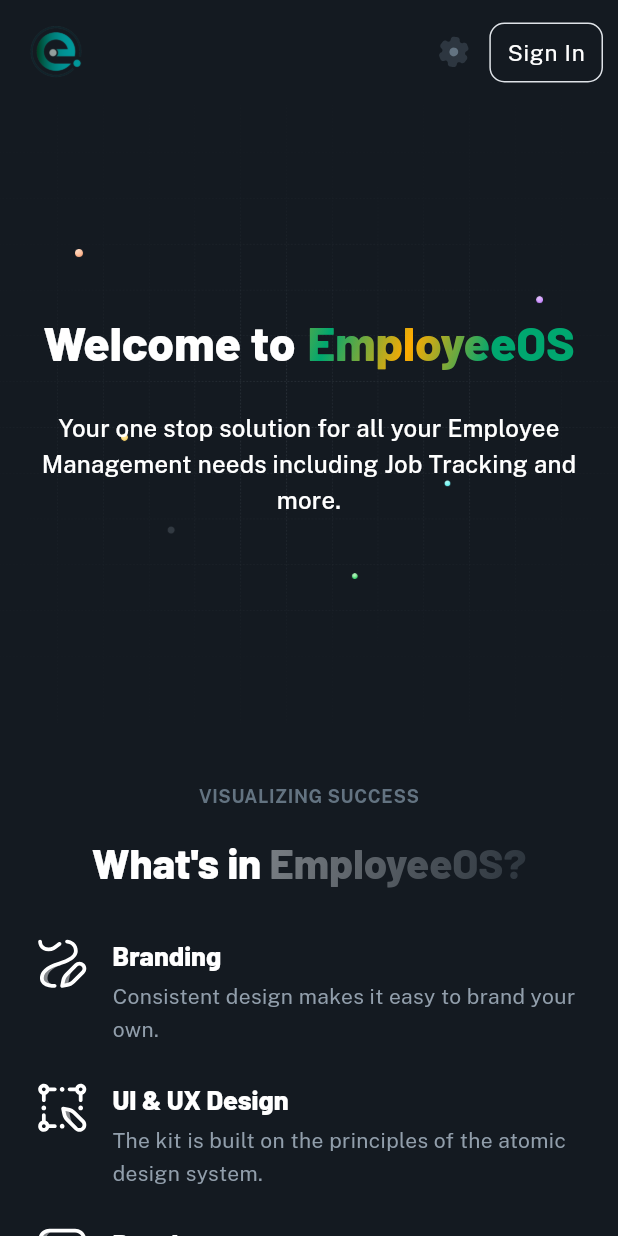
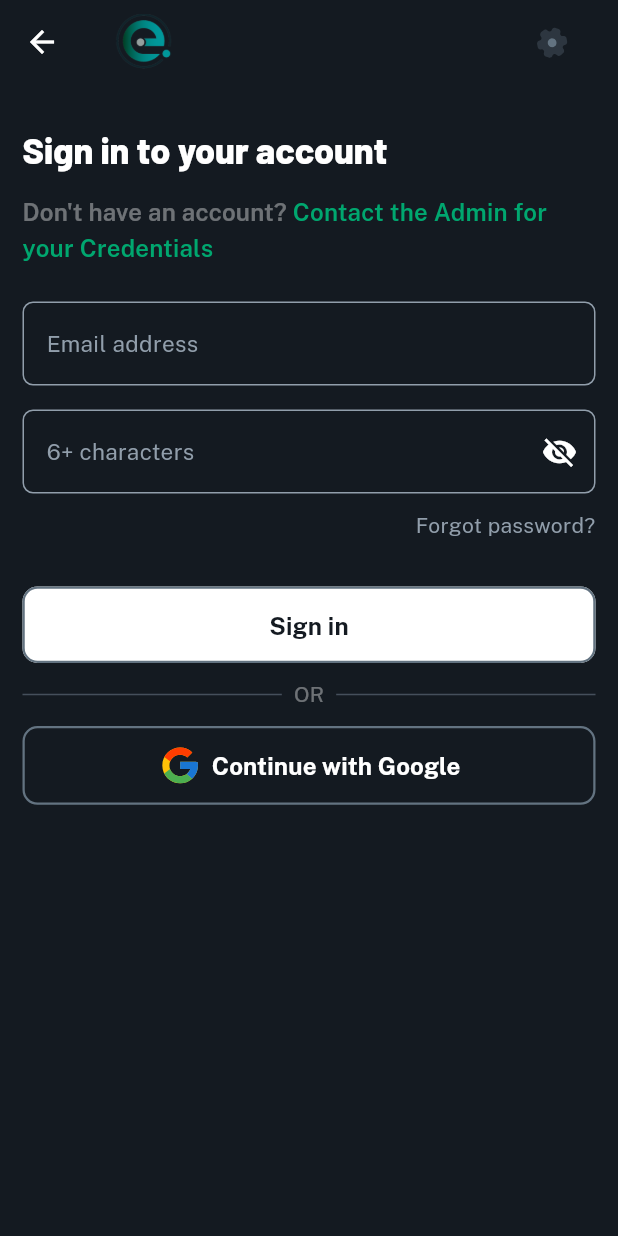
Before and after one commit to Yash-Nautiyal/employeeOS_mobile, a Flutter app: the screen it shows after launch, after a tap on "Sign In", on a phone screen of 412 x 824 dp. Run offline on Flutter 3.47's test engine with Material 3 defaults, Android fonts, the phone set to English and light mode, and no system bars; our stand-ins replace flutter_svg.

Commit message:
Added signin page

```diff
--- /dev/null
+++ b/lib/core/common/nav/home_nav.dart
@@ -0,0 +1,88 @@
+import 'dart:ui';
+
+import 'package:employeeos/view/auth/presentation/pages/auth_view.dart';
+import 'package:flutter/material.dart';
+import 'package:flutter_svg/svg.dart';
+
+class HomeNav extends StatefulWidget implements PreferredSizeWidget {
+  final ThemeData theme;
+  final bool signinPage;
+  const HomeNav({super.key, required this.theme, required this.signinPage});
+
+  @override
+  State<HomeNav> createState() => _HomeNavState();
+
+  @override
+  Size get preferredSize => const Size.fromHeight(kToolbarHeight);
+}
+
+class _HomeNavState extends State<HomeNav> with TickerProviderStateMixin {
+  late final AnimationController _controller = AnimationController(
+    duration: const Duration(seconds: 5),
+    vsync: this,
+  )..repeat();
+
+  final Tween<double> turnsTween = Tween<double>(
+    begin: 0,
+    end: 1,
+  );
+
+  @override
+  void initState() {
+    super.initState();
+  }
+
+  @override
+  void dispose() {
+    _controller.dispose();
+    super.dispose();
+  }
+
+
+  @override
+  Widget build(BuildContext context) {
+    return AppBar(
+      title: Padding(
+        padding: const EdgeInsets.only(left: 5),
+        child: Image.asset(
+          'assets/logo/employeeos-logo.png',
+          width: 70,
+        ),
+      ),
+      titleSpacing: 0,
+      elevation: 0,
+      toolbarHeight: 70,
+      flexibleSpace: ClipRect(
+        child: BackdropFilter(
+          filter: ImageFilter.blur(sigmaX: 4.0, sigmaY: 4.0),
+          child: Container(
+            color: widget.theme.scaffoldBackgroundColor.withOpacity(0.5),
+          ),
+        ),
+      ),
+      actionsPadding: const EdgeInsets.only(right: 20),
+      actions: [
+        IconButton(
+          icon: RotationTransition(
+            turns: turnsTween.animate(_controller),
+            child: SvgPicture.asset('assets/icons/ic-settings.svg',
+                width: 24, height: 24),
+          ),
+          onPressed: () {},
+        ),
+        if (!widget.signinPage)
+          TextButton(
+            onPressed: () {
+              Navigator.push(
+                context,
+                MaterialPageRoute(builder: (context) => AuthView()),
+              );
+            },
+            child: Text('Sign In',
+                style:
+                    widget.theme.textTheme.bodyLarge?.copyWith(fontSize: 15)),
+          )
+      ],
+    );
+  }
+}
--- /dev/null
+++ b/lib/core/common/textbutton/textbutton.dart
@@ -0,0 +1,28 @@
+import 'package:flutter/material.dart';
+
+class CustomTextButton extends StatelessWidget {
+  final Widget child;
+  final Function onClick;
+  final Color? backgroundColor;
+  const CustomTextButton({
+    super.key,
+    required this.child,
+    required this.onClick,
+    this.backgroundColor,
+  });
+
+  @override
+  Widget build(BuildContext context) {
+    return TextButton(
+        onPressed: () {},
+        style: backgroundColor != null
+            ? ButtonStyle(
+                backgroundColor: WidgetStatePropertyAll(backgroundColor),
+              )
+            : null,
+        child: Padding(
+          padding: const EdgeInsets.all(4.0),
+          child: child,
+        ));
+  }
+}
--- /dev/null
+++ b/lib/core/common/textfield/textfield.dart
@@ -0,0 +1,54 @@
+import 'package:flutter/material.dart';
+
+class CustomTextfield extends StatelessWidget {
+  final TextEditingController passwordController;
+  final String hintText;
+  final String labelText;
+  final ThemeData theme;
+  final Function onchange;
+  final TextInputType keyboardType;
+  final bool? isPasswordVisible;
+  final Function? onClickPasswordVisisble;
+
+  const CustomTextfield(
+      {super.key,
+      required this.passwordController,
+      this.isPasswordVisible,
+      required this.theme,
+      this.onClickPasswordVisisble,
+      required this.hintText,
+      required this.labelText,
+      required this.keyboardType,
+      required this.onchange});
+
+  @override
+  Widget build(BuildContext context) {
+    return TextField(
+      keyboardType: keyboardType,
+      controller: passwordController,
+      obscureText: !(isPasswordVisible ?? false),
+      onTapOutside: (event) => FocusManager.instance.primaryFocus?.unfocus(),
+      onChanged: (value) => onchange(value),
+      decoration: InputDecoration(
+        labelText: hintText,
+        hintText: labelText,
+        hintStyle: theme.textTheme.bodyMedium?.copyWith(fontSize: 15),
+        labelStyle: theme.textTheme.bodyMedium?.copyWith(fontSize: 15),
+        suffixIcon: isPasswordVisible != null
+            ? IconButton(
+                icon: Icon(
+                  (isPasswordVisible ?? false)
+                      ? Icons.visibility
+                      : Icons.visibility_off,
+                ),
+                onPressed: () {
+                  if (onClickPasswordVisisble != null) {
+                    onClickPasswordVisisble!(); // Invoke the function
+                  }
+                },
+              )
+            : null,
+      ),
+    );
+  }
+}
--- a/lib/core/theme/app_theme.dart
+++ b/lib/core/theme/app_theme.dart
@@ -1,9 +1,11 @@
 import 'package:employeeos/core/theme/app_pallete.dart';
 import 'package:employeeos/core/theme/app_typography.dart';
 import 'package:flutter/material.dart';
+import 'package:flutter/services.dart';
 
 class AppTheme {
   static ThemeData lightTheme = ThemeData(
+    useMaterial3: true,
     brightness: Brightness.light,
     primaryColor: AppPallete.primaryMain,
     scaffoldBackgroundColor: AppPallete.white,
@@ -27,8 +29,11 @@ class AppTheme {
     ),
     cardColor: AppPallete.white,
     appBarTheme: const AppBarTheme(
-      backgroundColor: AppPallete.white,
+      backgroundColor: Colors.transparent,
       iconTheme: IconThemeData(color: AppPallete.grey800),
+      systemOverlayStyle: SystemUiOverlayStyle(
+          statusBarColor: Colors.transparent,
+          statusBarIconBrightness: Brightness.dark),
     ),
     colorScheme: const ColorScheme.light(
       primary: AppPallete.primaryMain,
@@ -40,8 +45,18 @@ class AppTheme {
       error: AppPallete.errorMain,
       errorContainer: AppPallete.errorLighter,
       surface: AppPallete.white,
+      tertiary: AppPallete.grey900,
     ),
     shadowColor: AppPallete.black.withOpacity(0.2),
+    inputDecorationTheme: InputDecorationTheme(
+      enabledBorder: OutlineInputBorder(
+        borderSide: const BorderSide(color: AppPallete.grey500),
+        borderRadius: BorderRadius.circular(7),
+      ),
+      border: OutlineInputBorder(
+        borderRadius: BorderRadius.circular(7),
+      ),
+    ),
     textButtonTheme: TextButtonThemeData(
       style: ButtonStyle(
         shape: WidgetStateProperty.all(
@@ -49,7 +64,7 @@ class AppTheme {
             borderRadius: BorderRadius.all(
               Radius.circular(10),
             ),
-            side: BorderSide(color: AppPallete.grey300, width: 1),
+            side: BorderSide(color: AppPallete.grey600, width: 1.5),
           ),
         ),
       ),
@@ -80,8 +95,11 @@ class AppTheme {
     ),
     cardColor: AppPallete.grey800,
     appBarTheme: const AppBarTheme(
-      backgroundColor: AppPallete.grey900,
+      backgroundColor: Colors.transparent,
       iconTheme: IconThemeData(color: AppPallete.white),
+      systemOverlayStyle: SystemUiOverlayStyle(
+          statusBarColor: Colors.transparent,
+          statusBarIconBrightness: Brightness.light),
     ),
     colorScheme: const ColorScheme.dark(
       primary: AppPallete.primaryDark,
@@ -93,8 +111,18 @@ class AppTheme {
       error: AppPallete.errorDark,
       errorContainer: AppPallete.errorLighter,
       surface: AppPallete.grey800,
+      tertiary: AppPallete.white,
     ),
     shadowColor: AppPallete.black.withOpacity(0.1),
+    inputDecorationTheme: InputDecorationTheme(
+      enabledBorder: OutlineInputBorder(
+        borderSide: const BorderSide(color: AppPallete.grey500),
+        borderRadius: BorderRadius.circular(7),
+      ),
+      border: OutlineInputBorder(
+        borderRadius: BorderRadius.circular(7),
+      ),
+    ),
     textButtonTheme: TextButtonThemeData(
       style: ButtonStyle(
         shape: WidgetStateProperty.all(
@@ -102,7 +130,7 @@ class AppTheme {
             borderRadius: BorderRadius.all(
               Radius.circular(10),
             ),
-            side: BorderSide(color: AppPallete.grey300, width: 1),
+            side: BorderSide(color: AppPallete.grey600, width: 1.5),
           ),
         ),
       ),
--- a/lib/main.dart
+++ b/lib/main.dart
@@ -1,8 +1,13 @@
+import 'dart:ui';
+
 import 'package:employeeos/app.dart';
 import 'package:employeeos/core/theme/app_theme.dart';
 import 'package:flutter/material.dart';
 
 void main() {
+  WidgetsFlutterBinding.ensureInitialized();
+  PlatformDispatcher.instance.onPlatformConfigurationChanged = () {};
+
   runApp(const MyApp());
 }
 
--- /dev/null
+++ b/lib/view/auth/presentation/pages/auth_view.dart
@@ -0,0 +1,31 @@
+import 'package:employeeos/core/common/nav/home_nav.dart';
+import 'package:employeeos/view/auth/presentation/widgets/auth_page.dart';
+import 'package:flutter/material.dart';
+
+class AuthView extends StatelessWidget {
+  const AuthView({super.key});
+
+  @override
+  Widget build(BuildContext context) {
+    final _emailController = TextEditingController();
+    final _passwordController = TextEditingController();
+    final theme = Theme.of(context);
+
+    return Scaffold(
+      appBar: HomeNav(theme: theme, signinPage: true),
+      extendBody: true,
+      body: SingleChildScrollView(
+        child: Padding(
+          padding: const EdgeInsets.symmetric(horizontal: 15).copyWith(top: 25),
+          child: Column(
+            children: [
+              AuthPage(
+                  emailController: _emailController,
+                  passwordController: _passwordController)
+            ],
+          ),
+        ),
+      ),
+    );
+  }
+}
--- /dev/null
+++ b/lib/view/auth/presentation/widgets/auth_page.dart
@@ -0,0 +1,153 @@
+import 'package:employeeos/core/common/textbutton/textbutton.dart';
+import 'package:employeeos/core/common/textfield/textfield.dart';
+import 'package:employeeos/core/theme/app_pallete.dart';
+import 'package:flutter/material.dart';
+import 'package:flutter_svg/svg.dart';
+
+class AuthPage extends StatefulWidget {
+  final TextEditingController emailController;
+  final TextEditingController passwordController;
+  const AuthPage(
+      {super.key,
+      required this.emailController,
+      required this.passwordController});
+
+  @override
+  State<AuthPage> createState() => _AuthPageState();
+}
+
+class _AuthPageState extends State<AuthPage> {
+  bool isPasswordVisible = false;
+
+  @override
+  Widget build(BuildContext context) {
+    final theme = Theme.of(context);
+    return Column(
+      crossAxisAlignment: CrossAxisAlignment.start,
+      children: [
+        Text(
+          'Sign in to your account',
+          style: theme.textTheme.displaySmall,
+        ),
+        const SizedBox(height: 12),
+        RichText(
+          text: TextSpan(
+            text: 'Don\'t have an account? ',
+            style: theme.textTheme.titleMedium
+                ?.copyWith(color: theme.disabledColor),
+            children: [
+              TextSpan(
+                text: 'Contact the Admin for your Credentials',
+                style: theme.textTheme.titleMedium
+                    ?.copyWith(color: AppPallete.primaryMain),
+              ),
+            ],
+          ),
+        ),
+        const SizedBox(height: 24),
+        CustomTextfield(
+            passwordController: widget.emailController,
+            theme: theme,
+            hintText: "Email address",
+            labelText: "Email Address",
+            onchange: (text) {
+              setState(() {
+                widget.emailController.text = text;
+              });
+            },
+            keyboardType: TextInputType.emailAddress),
+        const SizedBox(height: 16),
+        CustomTextfield(
+          keyboardType: TextInputType.visiblePassword,
+          passwordController: widget.passwordController,
+          isPasswordVisible: isPasswordVisible,
+          onchange: (text) {
+            setState(() {
+              widget.passwordController.text = text;
+            });
+          },
+          theme: theme,
+          hintText: "6+ characters",
+          labelText: "Password",
+          onClickPasswordVisisble: () {
+            setState(() {
+              isPasswordVisible = !isPasswordVisible;
+            });
+          },
+        ),
+        const SizedBox(
+          height: 10,
+        ),
+        Align(
+          alignment: Alignment.centerRight,
+          child: Text(
+            'Forgot password?',
+            style: theme.textTheme.bodyMedium?.copyWith(),
+          ),
+        ),
+        const SizedBox(
+          height: 30,
+        ),
+        Row(
+          mainAxisSize: MainAxisSize.max,
+          children: [
+            Expanded(
+              child: CustomTextButton(
+                onClick: () {},
+                backgroundColor: theme.colorScheme.tertiary,
+                child: Text(
+                  "Sign in",
+                  style: theme.textTheme.labelLarge?.copyWith(
+                      color: theme.scaffoldBackgroundColor, fontSize: 16),
+                ),
+              ),
+            ),
+          ],
+        ),
+        Padding(
+          padding: const EdgeInsets.symmetric(vertical: 10.0),
+          child: Row(
+            children: [
+              Expanded(child: Divider(color: theme.dividerColor)),
+              Padding(
+                padding: const EdgeInsets.symmetric(horizontal: 8.0),
+                child: Text(
+                  'OR',
+                  style: TextStyle(color: theme.disabledColor),
+                ),
+              ),
+              Expanded(child: Divider(color: theme.dividerColor)),
+            ],
+          ),
+        ),
+        Row(
+          mainAxisSize: MainAxisSize.max,
+          children: [
+            Expanded(
+              child: CustomTextButton(
+                  onClick: () {},
+                  child: Row(
+                    mainAxisSize: MainAxisSize.max,
+                    mainAxisAlignment: MainAxisAlignment.center,
+                    children: [
+                      SvgPicture.asset(
+                        'assets/logo/ic-google.svg',
+                        width: 30,
+                      ),
+                      const SizedBox(
+                        width: 6,
+                      ),
+                      Text(
+                        "Continue with Google",
+                        style: theme.textTheme.labelLarge?.copyWith(
+                            color: theme.colorScheme.tertiary, fontSize: 16),
+                      ),
+                    ],
+                  )),
+            ),
+          ],
+        )
+      ],
+    );
+  }
+}
--- a/lib/view/home/presentation/pages/home_view.dart
+++ b/lib/view/home/presentation/pages/home_view.dart
@@ -1,10 +1,7 @@
-import 'dart:ui';
-
+import 'package:employeeos/core/common/nav/home_nav.dart';
 import 'package:employeeos/view/home/presentation/widgets/home_hero.dart';
 import 'package:employeeos/view/home/presentation/widgets/home_minimal.dart';
 import 'package:flutter/material.dart';
-import 'package:flutter/services.dart';
-import 'package:flutter_svg/flutter_svg.dart';
 
 class HomeView extends StatefulWidget {
   const HomeView({super.key});
@@ -16,16 +13,6 @@ class HomeView extends StatefulWidget {
 class _HomeViewState extends State<HomeView> with TickerProviderStateMixin {
   final _scrollController = ScrollController();
   bool _showBackToTop = false;
-
-  late final AnimationController _controller = AnimationController(
-    duration: const Duration(seconds: 5),
-    vsync: this,
-  )..repeat();
-
-  final Tween<double> turnsTween = Tween<double>(
-    begin: 0,
-    end: 1,
-  );
 
   @override
   void initState() {
@@ -53,7 +40,6 @@ class _HomeViewState extends State<HomeView> with TickerProviderStateMixin {
 
   @override
   void dispose() {
-    _controller.dispose();
     _scrollController.dispose();
     super.dispose();
   }
@@ -63,64 +49,22 @@ class _HomeViewState extends State<HomeView> with TickerProviderStateMixin {
     final theme = Theme.of(context);
 
     return Scaffold(
-      body: CustomScrollView(
+      appBar: HomeNav(theme: theme, signinPage: false),
+      extendBodyBehindAppBar: true,
+      extendBody: true,
+      body: SingleChildScrollView(
         physics: const BouncingScrollPhysics(
             decelerationRate: ScrollDecelerationRate.normal),
         controller: _scrollController,
-        slivers: [
-          SliverAppBar(
-            pinned: true,
-            centerTitle: true,
-            leading: Padding(
-              padding: const EdgeInsets.only(left: 5),
-              child: Image.asset(
-                'assets/logo/employeeos-logo.png',
-              ),
+        child: Column(
+          children: [
+            const SizedBox(
+              height: 20,
             ),
-            leadingWidth: 70,
-            elevation: 0,
-            backgroundColor: Colors.transparent,
-            toolbarHeight: 70,
-            systemOverlayStyle: SystemUiOverlayStyle(
-              statusBarColor: Colors.transparent,
-              statusBarIconBrightness: theme.brightness == Brightness.dark
-                  ? Brightness.light
-                  : Brightness.dark,
-            ),
-            flexibleSpace: ClipRect(
-              child: BackdropFilter(
-                filter: ImageFilter.blur(sigmaX: 5.0, sigmaY: 5.0),
-                child: Container(
-                  color: theme.scaffoldBackgroundColor.withOpacity(0.5),
-                ),
-              ),
-            ),
-            actionsPadding: const EdgeInsets.only(right: 10),
-            actions: [
-              IconButton(
-                icon: RotationTransition(
-                  turns: turnsTween.animate(_controller),
-                  child: SvgPicture.asset('assets/icons/ic-settings.svg',
-                      width: 24, height: 24),
-                ),
-                onPressed: () {},
-              ),
-              TextButton(
-                onPressed: () {},
-                child: Text('Sign In',
-                    style: theme.textTheme.bodyLarge?.copyWith(fontSize: 15)),
-              )
-            ],
-          ),
-          const SliverToBoxAdapter(
-            child: HomeHero(),
-          ),
-          SliverToBoxAdapter(
-            child: HomeMinimal(
-              theme: theme,
-            ),
-          ),
-        ],
+            const HomeHero(),
+            HomeMinimal(theme: theme)
+          ],
+        ),
       ),
     );
   }
--- a/lib/view/home/presentation/widgets/hero_title.dart
+++ b/lib/view/home/presentation/widgets/hero_title.dart
@@ -35,8 +35,8 @@ class _HeroTitleState extends State<HeroTitle>
 
   @override
   Widget build(BuildContext context) {
-    final size = MediaQuery.of(context).size;
-    final isLarge = size.width > 900;
+    // final size = MediaQuery.of(context).size;
+    // final isLarge = size.width > 900;
 
     return Wrap(
       alignment: WrapAlignment.center,
--- a/lib/view/home/presentation/widgets/home_hero.dart
+++ b/lib/view/home/presentation/widgets/home_hero.dart
@@ -11,9 +11,8 @@ class HomeHero extends StatelessWidget {
 
     return Stack(
       children: [
-        // Background with animated elements
-        Container(
-          height: size.height * 0.5, // 50vh equivalent
+        SizedBox(
+          height: size.height * 0.65,
           width: double.infinity,
           child: Image.asset('assets/images/Bg.png', fit: BoxFit.cover),
         ),
```
Also changed, not shown: assets/logo/ic-google.svg (added), 1 other file.
